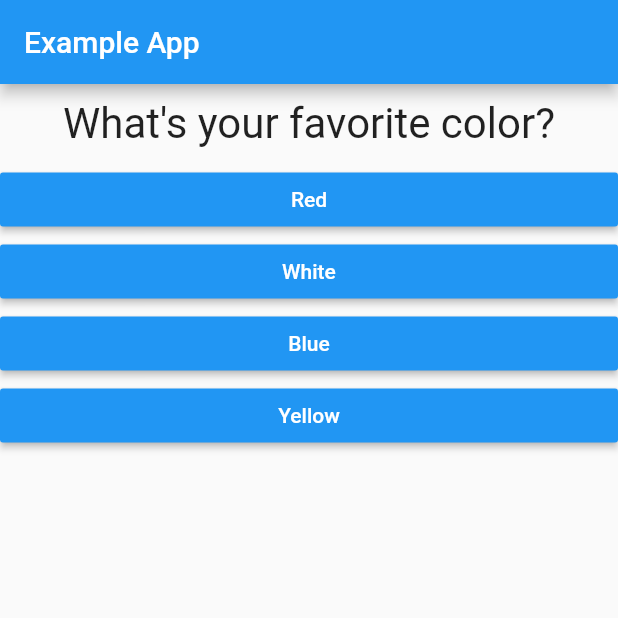
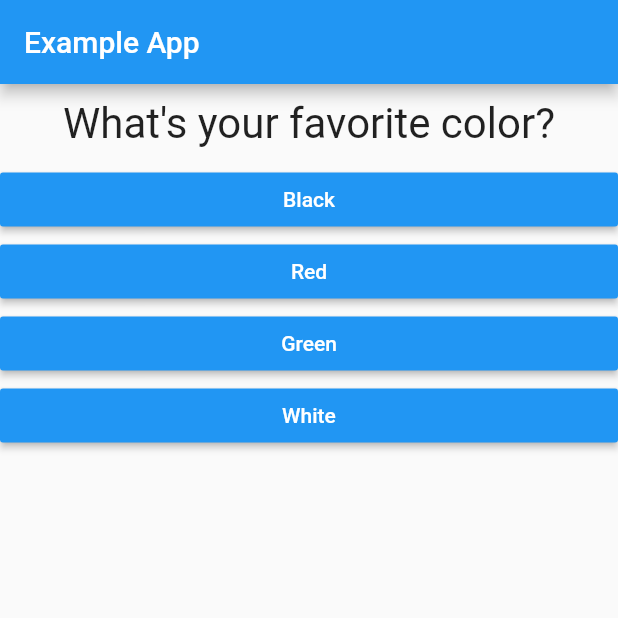
Before and after one commit to longdx304/flutter_complete_guide, a Flutter app: the screen it shows after launch, on a phone screen of 412 x 824 dp, the top half of it. Run offline on Flutter 3.47's test engine with Material 2 defaults, Android fonts, the phone set to English and light mode, and no system bars.

Commit message:
add score to answer and display result

```diff
--- a/lib/main.dart
+++ b/lib/main.dart
@@ -16,16 +16,37 @@ class _MyAppState extends State<MyApp> {
   final _questions = const [
     {
       'questionText': 'What\'s your favorite color?',
-      'answers': ['Red', 'White', 'Blue', 'Yellow'],
+      'answers': [
+        {'text': 'Black', 'score': 10},
+        {'text': 'Red', 'score': 5},
+        {'text': 'Green', 'score': 3},
+        {'text': 'White', 'score': 1},
+      ],
     },
     {
       'questionText': 'What\'s your favorite animal?',
-      'answers': ['Lion', 'Dog', 'Cat'],
+      'answers': [
+        {'text': 'Rabbit', 'score': 3},
+        {'text': 'Snake', 'score': 11},
+        {'text': 'Elephant', 'score': 5},
+        {'text': 'Lion', 'score': 9},
+      ],
+    },
+    {
+      'questionText': 'Who\'s your favorite instructor?',
+      'answers': [
+        {'text': 'Max', 'score': 1},
+        {'text': 'Max', 'score': 1},
+        {'text': 'Max', 'score': 1},
+        {'text': 'Max', 'score': 1},
+      ],
     },
   ];
   int _questionIndex = 0;
+  int _totalScore = 0;
 
-  void _answerQuestion() {
+  void _answerQuestion(int score) {
+    _totalScore += score;
     setState(() => _questionIndex++);
   }
 
@@ -42,7 +63,7 @@ class _MyAppState extends State<MyApp> {
                 questionIndex: _questionIndex,
                 questions: _questions,
               )
-            : Result(),
+            : Result(_totalScore),
       ),
     );
   }
--- a/lib/quiz.dart
+++ b/lib/quiz.dart
@@ -19,8 +19,9 @@ class Quiz extends StatelessWidget {
     return Column(
       children: [
         Question(questions[questionIndex]['questionText']),
-        ...(questions[questionIndex]['answers'] as List<String>).map((answer) {
-          return Answer(answerQuestion, answer);
+        ...(questions[questionIndex]['answers'] as List<Map<String, Object>>)
+            .map((answer) {
+          return Answer(() => answerQuestion(answer['score']), answer['text']);
         }).toList(),
       ],
     );
```
Also changed, not shown: lib/result.dart (+25 -1 lines).
